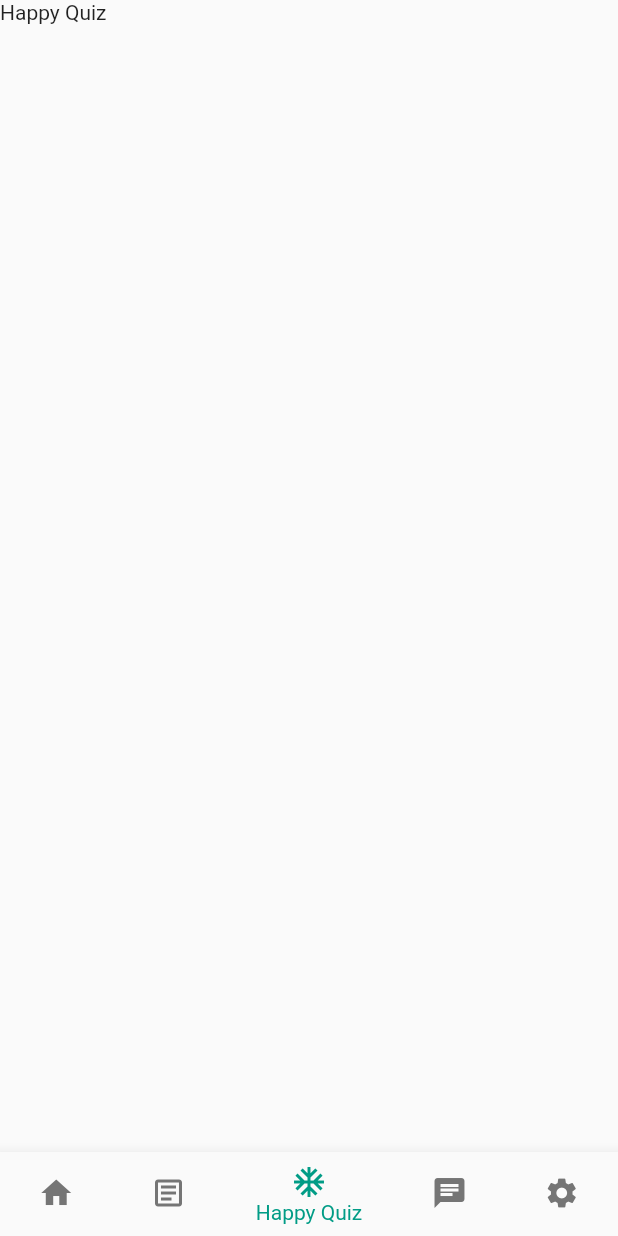
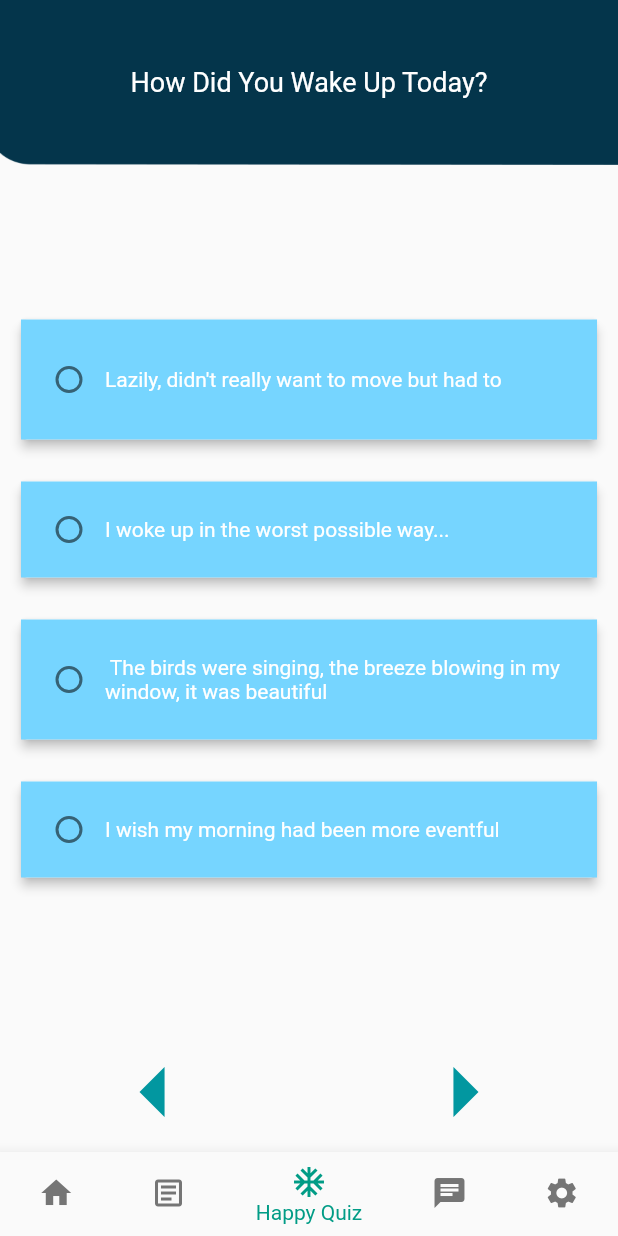
Before and after one commit to hackat-a-t-hon/tervis, a Flutter app: the screen it shows after launch, item 3 of the bottom bar chosen, on a phone screen of 412 x 824 dp. Run offline on Flutter 3.47's test engine with Material 2 defaults, Android fonts, the phone set to English and light mode, and no system bars.

Commit message:
Happy Quiz UI done

```diff
--- /dev/null
+++ b/lib/Question.dart
@@ -0,0 +1,20 @@
+class QuizQuestions {
+  String _Question = "";
+  var _Options = [];
+
+  getQuetion() {
+    return _Question;
+  }
+
+  setQuestion(question) {
+    _Question = question;
+  }
+
+  getOptions() {
+    return _Options;
+  }
+
+  setOptions(options) {
+    _Options = options;
+  }
+}
--- /dev/null
+++ b/lib/happyQuizScreen.dart
@@ -0,0 +1,196 @@
+import 'dart:math';
+
+import 'package:flutter/material.dart';
+import 'package:tervis/constants.dart';
+
+class HappyQuiz extends StatefulWidget {
+  @override
+  _HappyQuizState createState() => _HappyQuizState();
+}
+
+class _HappyQuizState extends State<HappyQuiz> {
+  var _radioValue1 = 0;
+  void _handleRadioValueChange1(int value) {
+    setState(() {
+      _radioValue1 = value;
+
+      switch (_radioValue1) {
+        case 0:
+          // Fluttertoast.showToast(msg: 'Correct !',toastLength: Toast.LENGTH_SHORT);
+          // correctScore++;
+          break;
+        case 1:
+          // Fluttertoast.showToast(msg: 'Try again !',toastLength: Toast.LENGTH_SHORT);
+          break;
+        case 2:
+          // Fluttertoast.showToast(msg: 'Try again !',toastLength: Toast.LENGTH_SHORT);
+          break;
+      }
+    });
+  }
+
+  @override
+  Widget build(BuildContext context) {
+    return Column(
+      mainAxisAlignment: MainAxisAlignment.spaceBetween,
+      children: [
+        Stack(
+          children: [
+            Image.asset(
+              "assets/images/happyQuizHeader.png",
+              width: double.infinity,
+              height: 110,
+              fit: BoxFit.fill,
+            ),
+            Container(
+              width: double.infinity,
+              height: 110,
+              child: Align(
+                alignment: Alignment.center,
+                child: Text(
+                  "How Did You Wake Up Today?",
+                  textAlign: TextAlign.left,
+                  style: TextStyle(color: Colors.white, fontSize: 18),
+                ),
+              ),
+            ),
+          ],
+        ),
+        Column(
+          mainAxisAlignment: MainAxisAlignment.spaceBetween,
+          children: [
+            Padding(
+              padding: const EdgeInsets.all(10.0),
+              child: Card(
+                elevation: 3,
+                child: Container(
+                  height: 80,
+                  width: min(double.infinity, 600),
+                  decoration: BoxDecoration(color: kSecondaryLightBlue),
+                  child: Padding(
+                      padding: const EdgeInsets.all(8.0),
+                      child: Row(
+                        children: [
+                          Radio(
+                            value: _radioValue1,
+                            groupValue: 1,
+                            onChanged: _handleRadioValueChange1,
+                          ),
+                          Flexible(
+                              child: Text(
+                            "Lazily, didn't really want to move but had to",
+                            style: TextStyle(color: Colors.white),
+                          )),
+                        ],
+                      )),
+                ),
+              ),
+            ),
+            Padding(
+              padding: const EdgeInsets.all(10.0),
+              child: Card(
+                elevation: 3,
+                child: Container(
+                  width: min(double.infinity, 600),
+                  decoration: BoxDecoration(color: kSecondaryLightBlue),
+                  child: Padding(
+                      padding: const EdgeInsets.all(8.0),
+                      child: Row(
+                        children: [
+                          Radio(
+                            value: _radioValue1,
+                            groupValue: 1,
+                            onChanged: _handleRadioValueChange1,
+                          ),
+                          Flexible(
+                            child: Text(
+                              "I woke up in the worst possible way...",
+                              style: TextStyle(color: Colors.white),
+                            ),
+                          ),
+                        ],
+                      )),
+                ),
+              ),
+            ),
+            Padding(
+              padding: const EdgeInsets.all(10.0),
+              child: Card(
+                elevation: 3,
+                child: Container(
+                  height: 80,
+                  width: min(double.infinity, 600),
+                  decoration: BoxDecoration(color: kSecondaryLightBlue),
+                  child: Padding(
+                      padding: const EdgeInsets.all(8.0),
+                      child: Row(
+                        children: [
+                          Radio(
+                            value: _radioValue1,
+                            groupValue: 1,
+                            onChanged: _handleRadioValueChange1,
+                          ),
+                          Flexible(
+                            child: Text(
+                              " The birds were singing, the breeze blowing in my window, it was beautiful",
+                              style: TextStyle(color: Colors.white),
+                            ),
+                          ),
+                        ],
+                      )),
+                ),
+              ),
+            ),
+            Padding(
+              padding: const EdgeInsets.all(10.0),
+              child: Card(
+                elevation: 3,
+                child: Container(
+                  width: min(double.infinity, 600),
+                  decoration: BoxDecoration(color: kSecondaryLightBlue),
+                  child: Padding(
+                      padding: const EdgeInsets.all(8.0),
+                      child: Row(
+                        children: [
+                          Radio(
+                            value: _radioValue1,
+                            groupValue: 1,
+                            onChanged: _handleRadioValueChange1,
+                          ),
+                          Flexible(
+                            child: Text(
+                              "I wish my morning had been more eventful",
+                              style: TextStyle(color: Colors.white),
+                            ),
+                          )
+                        ],
+                      )),
+                ),
+              ),
+            ),
+          ],
+        ),
+        Row(
+          mainAxisAlignment: MainAxisAlignment.spaceAround,
+          children: [
+            GestureDetector(
+              child: Icon(
+                Icons.arrow_left_outlined,
+                size: 80,
+                color: kPrimaryBlue,
+              ),
+            ),
+            GestureDetector(
+              child: Icon(
+                Icons.arrow_right_outlined,
+                size: 80,
+                color: kPrimaryBlue,
+              ),
+            )
+          ],
+        )
+        // ShowOptions()
+      ],
+    );
+  }
+}
--- a/lib/main.dart
+++ b/lib/main.dart
@@ -1,4 +1,5 @@
 import 'package:flutter/material.dart';
+import 'package:tervis/happyQuizScreen.dart';
 
 import 'constants.dart';
 import 'homepageReturnScreen.dart';
@@ -34,9 +35,7 @@ class _SplashScreenState extends State<SplashScreen> {
     Container(
       child: Text("Feeds"),
     ),
-    Container(
-      child: Text("Happy Quiz"),
-    ),
+    HappyQuiz(),
     Container(
       child: Text("Talk"),
     ),
```
Also changed, not shown: assets/images/happyQuizHeader.png (added).
